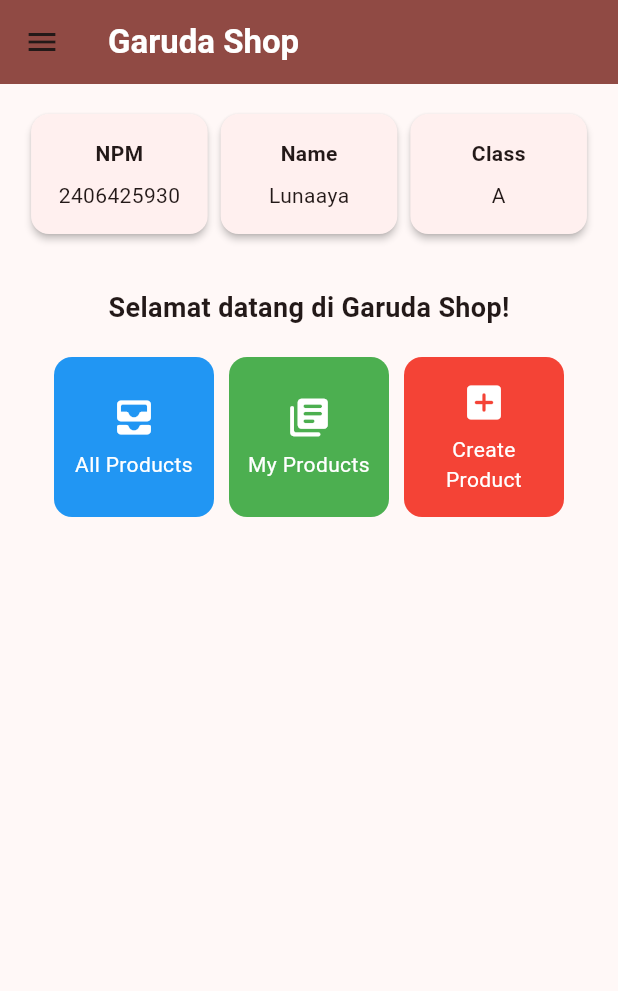
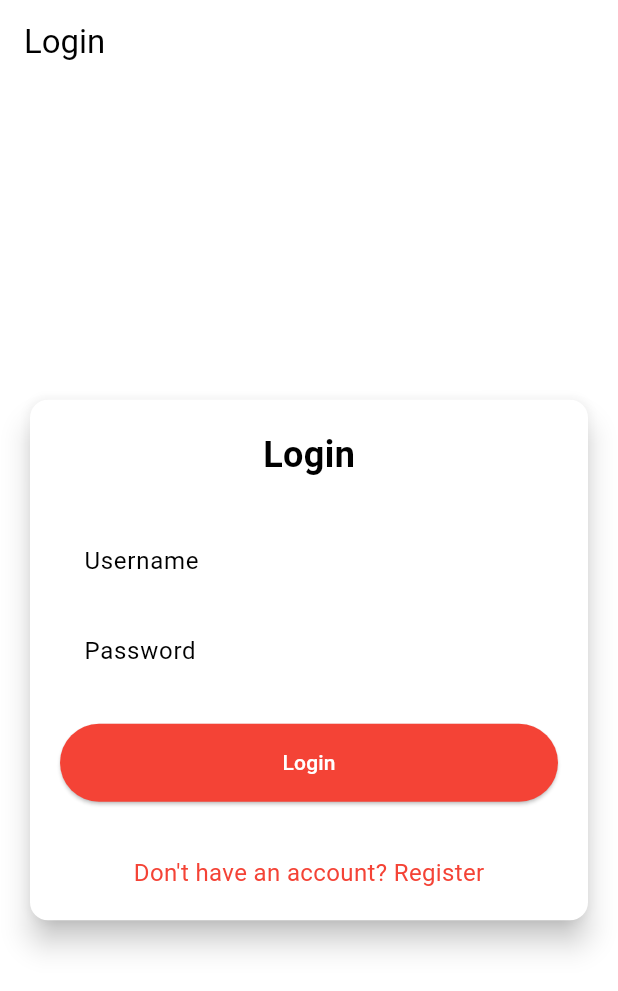
Before and after one commit to harzluna/garuda-shop-mobile, a Flutter app: the screen it shows after launch, on a phone screen of 412 x 824 dp. Shown: the top 991 px of the screen. Run offline on Flutter 3.47's test engine with Material 3 defaults, Android fonts, the phone set to English and light mode, and no system bars; missing offline and left inert: pbp_django_auth.

Commit message:
mengerjakan checklist 1-4 tugas 9

```diff
--- a/lib/main.dart
+++ b/lib/main.dart
@@ -1,5 +1,7 @@
 import 'package:flutter/material.dart';
-import 'package:football_shop/screens/menu.dart';
+import 'package:pbp_django_auth/pbp_django_auth.dart';
+import 'package:provider/provider.dart';
+import 'package:football_shop/screens/login.dart';
 
 void main() {
   runApp(const MyApp());
@@ -11,8 +13,13 @@ class MyApp extends StatelessWidget {
   // This widget is the root of your application.
   @override
   Widget build(BuildContext context) {
-    return MaterialApp(
-      title: 'Flutter Demo',
+    return Provider(
+      create: (_) {
+        CookieRequest request = CookieRequest();
+        return request;
+      },
+      child: MaterialApp(
+        title: 'Garuda Shop',
         theme: ThemeData(
           // This is the theme of your application.
           //
@@ -29,9 +36,12 @@ class MyApp extends StatelessWidget {
           //
           // This works for code too, not just values: Most code changes can be
           // tested with just a hot reload.
-        colorScheme: ColorScheme.fromSeed(seedColor: const Color.fromARGB(255, 184, 35, 35)),
+          colorScheme: ColorScheme.fromSwatch(
+            primarySwatch: Colors.red,
+          ).copyWith(secondary: Colors.redAccent),
         ),
-      home: MyHomePage(),
+        home: const LoginPage(),
+      ),
     );
   }
 }
--- /dev/null
+++ b/lib/screens/login.dart
@@ -0,0 +1,198 @@
+import 'package:football_shop/screens/menu.dart';
+import 'package:flutter/material.dart';
+import 'package:pbp_django_auth/pbp_django_auth.dart';
+import 'package:provider/provider.dart';
+import 'package:football_shop/screens/register.dart';
+
+void main() {
+  runApp(const LoginApp());
+}
+
+class LoginApp extends StatelessWidget {
+  const LoginApp({super.key});
+
+  @override
+  Widget build(BuildContext context) {
+    return MaterialApp(
+      title: 'Login',
+      theme: ThemeData(
+        useMaterial3: true,
+        colorScheme: ColorScheme.fromSwatch(
+          primarySwatch: Colors.red,
+        ).copyWith(secondary: Colors.redAccent[900]),
+      ),
+      home: const LoginPage(),
+    );
+  }
+}
+
+class LoginPage extends StatefulWidget {
+  const LoginPage({super.key});
+
+  @override
+  State<LoginPage> createState() => _LoginPageState();
+}
+
+class _LoginPageState extends State<LoginPage> {
+  final TextEditingController _usernameController = TextEditingController();
+  final TextEditingController _passwordController = TextEditingController();
+
+  @override
+  Widget build(BuildContext context) {
+    final request = context.watch<CookieRequest>();
+
+    return Scaffold(
+      appBar: AppBar(title: const Text('Login')),
+      body: Center(
+        child: SingleChildScrollView(
+          padding: const EdgeInsets.all(16.0),
+          child: Card(
+            elevation: 8,
+            shape: RoundedRectangleBorder(
+              borderRadius: BorderRadius.circular(12.0),
+            ),
+            child: Padding(
+              padding: const EdgeInsets.all(20.0),
+              child: Column(
+                mainAxisSize: MainAxisSize.min,
+                children: [
+                  const Text(
+                    'Login',
+                    style: TextStyle(
+                      fontSize: 24.0,
+                      fontWeight: FontWeight.bold,
+                    ),
+                  ),
+                  const SizedBox(height: 30.0),
+                  TextField(
+                    controller: _usernameController,
+                    decoration: const InputDecoration(
+                      labelText: 'Username',
+                      hintText: 'Enter your username',
+                      border: OutlineInputBorder(
+                        borderRadius: BorderRadius.all(Radius.circular(12.0)),
+                      ),
+                      contentPadding: EdgeInsets.symmetric(
+                        horizontal: 12.0,
+                        vertical: 8.0,
+                      ),
+                    ),
+                  ),
+                  const SizedBox(height: 12.0),
+                  TextField(
+                    controller: _passwordController,
+                    decoration: const InputDecoration(
+                      labelText: 'Password',
+                      hintText: 'Enter your password',
+                      border: OutlineInputBorder(
+                        borderRadius: BorderRadius.all(Radius.circular(12.0)),
+                      ),
+                      contentPadding: EdgeInsets.symmetric(
+                        horizontal: 12.0,
+                        vertical: 8.0,
+                      ),
+                    ),
+                    obscureText: true,
+                  ),
+                  const SizedBox(height: 24.0),
+                  ElevatedButton(
+                    onPressed: () async {
+                      String username = _usernameController.text;
+                      String password = _passwordController.text;
+
+                      // Check credentials
+                      // TODO: Change the URL and don't forget to add trailing slash (/) at the end of URL!
+                      // To connect Android emulator with Django on localhost, use URL http://10.0.2.2/
+                      // If you using chrome,  use URL http://localhost:8000
+                      Map response;
+                      try {
+                        response = await request.login(
+                          "http://localhost:8000/auth/login/",
+                          {'username': username, 'password': password},
+                        );
+                        // ignore: avoid_print
+                        print(
+                          'login response: $response loggedIn=${request.loggedIn}',
+                        );
+                      } catch (e) {
+                        if (context.mounted) {
+                          ScaffoldMessenger.of(context).showSnackBar(
+                            SnackBar(content: Text('Network error: $e')),
+                          );
+                        }
+                        return;
+                      }
+
+                      if (request.loggedIn) {
+                        String message = response['message'];
+                        String uname = response['username'];
+                        if (context.mounted) {
+                          Navigator.pushReplacement(
+                            context,
+                            MaterialPageRoute(
+                              builder: (context) => MyHomePage(),
+                            ),
+                          );
+                          ScaffoldMessenger.of(context)
+                            ..hideCurrentSnackBar()
+                            ..showSnackBar(
+                              SnackBar(
+                                content: Text("$message Welcome, $uname."),
+                              ),
+                            );
+                        }
+                      } else {
+                        if (context.mounted) {
+                          showDialog(
+                            context: context,
+                            builder: (context) => AlertDialog(
+                              title: const Text('Login Failed'),
+                              content: Text(response['message']),
+                              actions: [
+                                TextButton(
+                                  child: const Text('OK'),
+                                  onPressed: () {
+                                    Navigator.pop(context);
+                                  },
+                                ),
+                              ],
+                            ),
+                          );
+                        }
+                      }
+                    },
+                    style: ElevatedButton.styleFrom(
+                      foregroundColor: Colors.white,
+                      minimumSize: Size(double.infinity, 50),
+                      backgroundColor: Theme.of(context).colorScheme.primary,
+                      padding: const EdgeInsets.symmetric(vertical: 16.0),
+                    ),
+                    child: const Text('Login'),
+                  ),
+                  const SizedBox(height: 36.0),
+                  GestureDetector(
+                    onTap: () {
+                      Navigator.push(
+                        context,
+                        MaterialPageRoute(
+                          builder: (context) => const RegisterPage(),
+                        ),
+                      );
+                    },
+                    child: Text(
+                      'Don\'t have an account? Register',
+                      style: TextStyle(
+                        color: Theme.of(context).colorScheme.primary,
+                        fontSize: 16.0,
+                      ),
+                    ),
+                  ),
+                ],
+              ),
+            ),
+          ),
+        ),
+      ),
+    );
+  }
+}
--- a/pubspec.yaml
+++ b/pubspec.yaml
@@ -34,6 +34,9 @@ dependencies:
   # The following adds the Cupertino Icons font to your application.
   # Use with the CupertinoIcons class for iOS style icons.
   cupertino_icons: ^1.0.8
+  provider: ^6.1.5+1
+  pbp_django_auth: ^0.4.0
+  http: ^1.6.0
 
 dev_dependencies:
   flutter_test:
```
Also changed, not shown: lib/models/product_entry.dart (added, +57 -0 lines), lib/screens/product_entry_list.dart (added, +84 -0 lines), lib/screens/register.dart (added, +191 -0 lines), lib/widgets/left_drawer.dart (+13 -0 lines), lib/widgets/product_card.dart (+17 -0 lines), lib/widgets/product_entry_card.dart (added, +90 -0 lines), lib/screens/product_detail.dart (added), pubspec.lock, 3 other files. Lines whose indentation alone changed are shown as unchanged.
